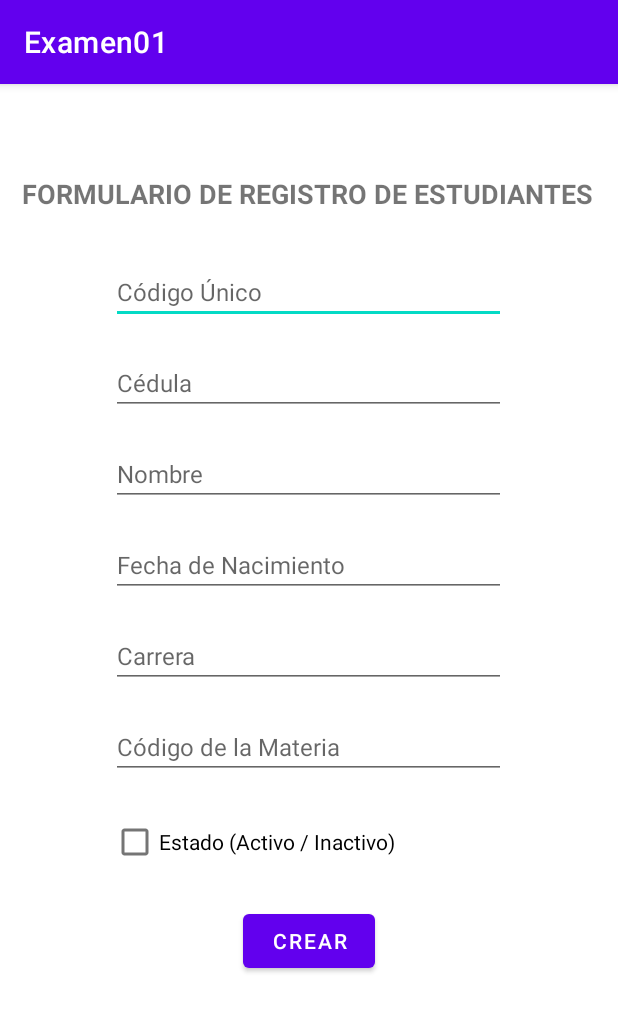
After one commit to 2021-a-moviles-computacion/mov-comp-garcia-cuvi-andres-wladimir, an Android app: the EstudiantesFormularioRegistro screen opened directly, with no data from a screen before it, on a phone screen of 412 x 824 dp. The commit adds this screen. Shown: the top 1012 px of the screen. Run offline under Robolectric (Android 15) with nearby library versions, the phone set to English and light mode, and no system bars.

Commit message:
Exaemen01 - Hasta registrar estudiantes por Base de Datos

```diff
--- a/Examen01/app/src/main/AndroidManifest.xml
+++ b/Examen01/app/src/main/AndroidManifest.xml
@@ -9,8 +9,9 @@
         android:roundIcon="@mipmap/ic_launcher_round"
         android:supportsRtl="true"
         android:theme="@style/Theme.Examen01">
-        <activity android:name=".MateriasFormularioRegistro"></activity>
-        <activity android:name=".MateriasFormularioActualizacion"></activity>
+        <activity android:name=".EstudiantesFormularioRegistro"></activity>
+        <activity android:name=".MateriasFormularioRegistro" />
+        <activity android:name=".MateriasFormularioActualizacion" />
         <activity android:name=".EstudiantesActivity" />
         <activity android:name=".MateriasActivity" />
         <activity android:name=".MainActivity">
--- a/Examen01/app/src/main/java/com/example/examen01/EstudiantesActivity.kt
+++ b/Examen01/app/src/main/java/com/example/examen01/EstudiantesActivity.kt
@@ -1,7 +1,9 @@
 package com.example.examen01
 
+import android.content.Intent
 import androidx.appcompat.app.AppCompatActivity
 import android.os.Bundle
+import android.widget.Button
 import androidx.recyclerview.widget.RecyclerView
 
 class EstudiantesActivity : AppCompatActivity() {
@@ -10,21 +12,31 @@ class EstudiantesActivity : AppCompatActivity() {
         setContentView(R.layout.activity_estudiantes)
 
         var listaEstudiante = arrayListOf<Estudiante>()
-/*
         BaseDeDatos.TablaEstudiante = SQLiteHelper(this)
+        if (BaseDeDatos.TablaEstudiante != null) {
+            listaEstudiante = BaseDeDatos.TablaEstudiante!!.consultaListaEstudiantes()
+        }
 
-
-        if (BaseDeDatos.TablaEstudiante != null) {
-            listaEstudiante = BaseDeDatos.TablaMateria!!.consultaListaEstudiantes()
-        }
-*/
-
-        listaEstudiante.add((Estudiante(1,1,"201620469","1726264961","Andres Garcia","Computacion","1995-05-24",true)))
+//        listaEstudiante.add((Estudiante(1,1,"201620469","1726264961","Andres Garcia","Computacion","1995-05-24",true)))
+//        listaEstudiante.add((Estudiante(1,1,"215046454","1726264953","Daniel Garcia","Musica","1995-05-24",true)))
+//        listaEstudiante.add((Estudiante(1,1,"215046454","1726264953","Daniel Garcia","Musica","1995-05-24",true)))
+//        listaEstudiante.add((Estudiante(1,1,"215046454","1726264953","Daniel Garcia","Musica","1995-05-24",true)))
+//        listaEstudiante.add((Estudiante(1,1,"215046454","1726264953","Daniel Garcia","Musica","1995-05-24",true)))
+//        listaEstudiante.add((Estudiante(1,1,"215046454","1726264953","Jaime  Garcia","Musica","1995-05-24",true)))
 
         val recyclerViewEstudiante = findViewById<RecyclerView>(R.id.rvListaEstudiante)
 
         //Iniciar Recycler View
         iniciarRecyclerView(listaEstudiante,this,recyclerViewEstudiante)
+
+        //     Botón para ir al Formulario de Registro de Estudiantes0
+        val btnIrAFormularioRegistroEstudiante = findViewById<Button>(
+            R.id.btnInsertarEstudiante
+        )
+
+        btnIrAFormularioRegistroEstudiante.setOnClickListener {
+            startActivity(Intent(this,EstudiantesFormularioRegistro::class.java))
+        }
     }
 
 
--- /dev/null
+++ b/Examen01/app/src/main/java/com/example/examen01/EstudiantesFormularioRegistro.kt
@@ -0,0 +1,70 @@
+package com.example.examen01
+
+import android.content.Intent
+import androidx.appcompat.app.AppCompatActivity
+import android.os.Bundle
+import android.util.Log
+import android.widget.Button
+import android.widget.CheckBox
+import android.widget.EditText
+import android.widget.Toast
+
+class EstudiantesFormularioRegistro : AppCompatActivity() {
+    override fun onCreate(savedInstanceState: Bundle?) {
+        super.onCreate(savedInstanceState)
+        setContentView(R.layout.activity_estudiantes_formulario_registro)
+        BaseDeDatos.TablaMateria = SQLiteHelper(this)
+        BaseDeDatos.TablaEstudiante = SQLiteHelper(this)
+        var materiaEncontrada = Materia(0, "", "", 0, "", true)
+
+        //Ingreso de datos
+
+        val editTextCodigoUnico = findViewById<EditText>(R.id.edtxtCodigoEstudiante)
+        val editTextCedula = findViewById<EditText>(R.id.edtxtCedulaEstudiante)
+        val editTextNombre = findViewById<EditText>(R.id.edtxtNombreEstudiante)
+        val editTextCarrera = findViewById<EditText>(R.id.edtxtCarreraEstudiante)
+        val editTextFechaNacimiento = findViewById<EditText>(R.id.edtxtfechaNacimientoEstudiante)
+        val editTexIdMateria = findViewById<EditText>(R.id.edtxtIDMateriaEstudiante)
+        val checkBoxEstadoEstudiante = findViewById<CheckBox>(R.id.checkBoxEstadoEstudiante)
+
+
+
+        //Botón para crear
+        val btnCrearEstudiante = findViewById<Button>(R.id.btnCrearEstudiante)
+        btnCrearEstudiante.setOnClickListener {
+            val busquedaMateria: String = editTexIdMateria.text.toString()
+            if (BaseDeDatos.TablaMateria != null) {
+                materiaEncontrada =
+                    BaseDeDatos.TablaMateria!!.consultarMateriaPorCodigo(busquedaMateria)
+            }
+            if (BaseDeDatos.TablaEstudiante != null) {
+                BaseDeDatos.TablaEstudiante!!.crearEstudianteFormulario(
+                    materiaEncontrada.id,
+                    editTextCodigoUnico.text.toString(),
+                    editTextCedula.text.toString(),
+                    editTextNombre.text.toString(),
+                    editTextCarrera.text.toString(),
+                    editTextFechaNacimiento.text.toString(),
+                    checkBoxEstadoEstudiante.isChecked
+                )
+                abrirActividad(EstudiantesActivity::class.java)
+                val toast = Toast.makeText(this, "Estudiante creado exitosamente", Toast.LENGTH_SHORT).show()
+                Log.i("bdd", "Estudiante creado")
+                this.finish()
+            }
+
+        }
+
+
+    }
+
+    fun abrirActividad(
+        clase: Class<*>
+    ) {
+        val intentExplicito = Intent(
+            this,
+            clase
+        )
+        this.startActivity(intentExplicito);
+    }
+}
--- a/Examen01/app/src/main/java/com/example/examen01/Materia.kt
+++ b/Examen01/app/src/main/java/com/example/examen01/Materia.kt
@@ -4,7 +4,7 @@ import android.os.Parcel
 import android.os.Parcelable
 
 class Materia (
-    val id: Int,
+    var id: Int,
     var codigo: String?,
     var nombre: String?,
     var creditos: Int?,
--- a/Examen01/app/src/main/java/com/example/examen01/MateriasActivity.kt
+++ b/Examen01/app/src/main/java/com/example/examen01/MateriasActivity.kt
@@ -48,7 +48,7 @@ class MateriasActivity : AppCompatActivity() {
         //Contextual Menu
 //        val linearLayoutId: LinearLayoutCompat
 //        linearLayoutId = view.findViewById(R.id.LinearLayoutIdMaterias)
-            registerForContextMenu(recyclerViewMateria)
+     //       registerForContextMenu(recyclerViewMateria)
 
 
     }
--- a/Examen01/app/src/main/java/com/example/examen01/SQLiteHelper.kt
+++ b/Examen01/app/src/main/java/com/example/examen01/SQLiteHelper.kt
@@ -112,7 +112,7 @@ class SQLiteHelper(
 
     fun consultarMateriaPorCodigo(codigo: String): Materia {
         val scriptConsultarMateriaPorCodigo =
-            "SELECT * FROM MATERIA WHERE CODIGOMATERIA = ${codigo}"
+            "SELECT * FROM MATERIA WHERE CODIGOMATERIA = '${codigo}'"
         val baseDatosLectura = readableDatabase
         val resultadoConsultaLectura = baseDatosLectura.rawQuery(
             scriptConsultarMateriaPorCodigo,
@@ -123,6 +123,7 @@ class SQLiteHelper(
         val materiaEncontrada = Materia(0, "", "", 0, "", true)
         if (existeMateria) {
             do {
+                val id = resultadoConsultaLectura.getInt(0) //Columna indice 0 -> ID
                 val codigo = resultadoConsultaLectura.getString(1) //Columna indice 1 -> CODIGO
                 val nombre = resultadoConsultaLectura.getString(2) //Columna indice 2 -> NOMBRE
                 val creditos = resultadoConsultaLectura.getInt(3) //Columna indice 3 -> CREDITOS
@@ -130,6 +131,7 @@ class SQLiteHelper(
                 val estado = (resultadoConsultaLectura.getInt(5)) > 0 //Columna indice 5 -> ESTADO
 
                 if (codigo != null) {
+                    materiaEncontrada.id = id
                     materiaEncontrada.codigo = codigo
                     materiaEncontrada.nombre = nombre
                     materiaEncontrada.creditos = creditos
--- a/Examen01/app/src/main/res/layout/activity_estudiantes.xml
+++ b/Examen01/app/src/main/res/layout/activity_estudiantes.xml
@@ -21,8 +21,8 @@
 
     <androidx.recyclerview.widget.RecyclerView
         android:id="@+id/rvListaEstudiante"
-        android:layout_width="409dp"
-        android:layout_height="585dp"
+        android:layout_width="400dp"
+        android:layout_height="460dp"
         android:layout_marginTop="72dp"
         app:layout_constraintEnd_toEndOf="@+id/textView2Estudiante"
         app:layout_constraintHorizontal_bias="0.497"
--- /dev/null
+++ b/Examen01/app/src/main/res/layout/activity_estudiantes_formulario_registro.xml
@@ -0,0 +1,131 @@
+<?xml version="1.0" encoding="utf-8"?>
+<androidx.constraintlayout.widget.ConstraintLayout xmlns:android="http://schemas.android.com/apk/res/android"
+    xmlns:app="http://schemas.android.com/apk/res-auto"
+    xmlns:tools="http://schemas.android.com/tools"
+    android:layout_width="match_parent"
+    android:layout_height="match_parent"
+    tools:context=".EstudiantesFormularioRegistro">
+
+
+    <TextView
+        android:id="@+id/textView5"
+        android:layout_width="wrap_content"
+        android:layout_height="wrap_content"
+        android:text="FORMULARIO DE REGISTRO DE ESTUDIANTES"
+        android:textSize="18dp"
+        android:textStyle="bold"
+        app:layout_constraintBottom_toBottomOf="parent"
+        app:layout_constraintEnd_toEndOf="parent"
+        app:layout_constraintHorizontal_bias="0.485"
+        app:layout_constraintStart_toStartOf="parent"
+        app:layout_constraintTop_toTopOf="parent"
+        app:layout_constraintVertical_bias="0.082" />
+
+    <EditText
+        android:id="@+id/edtxtCodigoEstudiante"
+        android:layout_width="263dp"
+        android:layout_height="wrap_content"
+        android:layout_marginTop="32dp"
+        android:ems="10"
+        android:hint="Código Único"
+        android:inputType="textPersonName"
+        android:textSize="16sp"
+        app:layout_constraintEnd_toEndOf="@+id/textView5"
+        app:layout_constraintStart_toStartOf="@+id/textView5"
+        app:layout_constraintTop_toBottomOf="@+id/textView5" />
+
+
+    <EditText
+        android:id="@+id/edtxtCedulaEstudiante"
+        android:layout_width="263dp"
+        android:layout_height="wrap_content"
+        android:layout_marginTop="18dp"
+        android:ems="10"
+        android:hint="Cédula"
+        android:inputType="textPersonName"
+        android:textSize="16sp"
+        app:layout_constraintEnd_toEndOf="@+id/edtxtCodigoEstudiante"
+        app:layout_constraintHorizontal_bias="1.0"
+        app:layout_constraintStart_toStartOf="@+id/edtxtCodigoEstudiante"
+        app:layout_constraintTop_toBottomOf="@+id/edtxtCodigoEstudiante" />
+
+    <EditText
+        android:id="@+id/edtxtIDMateriaEstudiante"
+        android:layout_width="263dp"
+        android:layout_height="wrap_content"
+        android:layout_marginTop="18dp"
+        android:ems="10"
+        android:hint="Código de la Materia"
+        android:inputType="text"
+        android:textSize="16sp"
+        app:layout_constraintEnd_toEndOf="@+id/edtxtCarreraEstudiante"
+        app:layout_constraintHorizontal_bias="0.0"
+        app:layout_constraintStart_toStartOf="@+id/edtxtCarreraEstudiante"
+        app:layout_constraintTop_toBottomOf="@+id/edtxtCarreraEstudiante" />
+
+    <EditText
+        android:id="@+id/edtxtCarreraEstudiante"
+        android:layout_width="263dp"
+        android:layout_height="wrap_content"
+        android:layout_marginTop="18dp"
+        android:ems="10"
+        android:hint="Carrera"
+        android:inputType="textPersonName"
+        android:textSize="16sp"
+        app:layout_constraintEnd_toEndOf="@+id/edtxtfechaNacimientoEstudiante"
+        app:layout_constraintHorizontal_bias="1.0"
+        app:layout_constraintStart_toStartOf="@+id/edtxtfechaNacimientoEstudiante"
+        app:layout_constraintTop_toBottomOf="@+id/edtxtfechaNacimientoEstudiante" />
+
+    <EditText
+        android:id="@+id/edtxtfechaNacimientoEstudiante"
+        android:layout_width="263dp"
+        android:layout_height="wrap_content"
+        android:layout_marginTop="18dp"
+        android:ems="10"
+        android:hint="Fecha de Nacimiento"
+        android:inputType="date"
+        android:textSize="16sp"
+        app:layout_constraintEnd_toEndOf="@+id/edtxtNombreEstudiante"
+        app:layout_constraintHorizontal_bias="1.0"
+        app:layout_constraintStart_toStartOf="@+id/edtxtNombreEstudiante"
+        app:layout_constraintTop_toBottomOf="@+id/edtxtNombreEstudiante" />
+
+    <EditText
+        android:id="@+id/edtxtNombreEstudiante"
+        android:layout_width="263dp"
+        android:layout_height="wrap_content"
+        android:layout_marginTop="18dp"
+        android:ems="10"
+        android:hint="Nombre"
+        android:inputType="textPersonName"
+        android:textSize="16sp"
+        app:layout_constraintEnd_toEndOf="@+id/edtxtCedulaEstudiante"
+        app:layout_constraintHorizontal_bias="0.0"
+        app:layout_constraintStart_toStartOf="@+id/edtxtCedulaEstudiante"
+        app:layout_constraintTop_toBottomOf="@+id/edtxtCedulaEstudiante" />
+
+    <CheckBox
+        android:id="@+id/checkBoxEstadoEstudiante"
+        android:layout_width="263dp"
+        android:layout_height="wrap_content"
+        android:layout_marginTop="18dp"
+        android:text="Estado (Activo / Inactivo)"
+        app:layout_constraintEnd_toEndOf="@+id/edtxtIDMateriaEstudiante"
+        app:layout_constraintHorizontal_bias="1.0"
+        app:layout_constraintStart_toStartOf="@+id/edtxtIDMateriaEstudiante"
+        app:layout_constraintTop_toBottomOf="@+id/edtxtIDMateriaEstudiante" />
+
+    <Button
+        android:id="@+id/btnCrearEstudiante"
+        android:layout_width="wrap_content"
+        android:layout_height="wrap_content"
+        android:layout_marginTop="18dp"
+        android:text="CREAR"
+        app:layout_constraintEnd_toEndOf="@+id/checkBoxEstadoEstudiante"
+        app:layout_constraintHorizontal_bias="0.502"
+        app:layout_constraintStart_toStartOf="@+id/checkBoxEstadoEstudiante"
+        app:layout_constraintTop_toBottomOf="@+id/checkBoxEstadoEstudiante" />
+
+
+</androidx.constraintlayout.widget.ConstraintLayout>
--- a/Examen01/app/src/main/res/layout/activity_materias.xml
+++ b/Examen01/app/src/main/res/layout/activity_materias.xml
@@ -21,8 +21,8 @@
 
     <androidx.recyclerview.widget.RecyclerView
         android:id="@+id/rvListaMaterias"
-        android:layout_width="409dp"
-        android:layout_height="585dp"
+        android:layout_width="400dp"
+        android:layout_height="460dp"
         android:layout_marginTop="72dp"
         app:layout_constraintEnd_toEndOf="@+id/textView2"
         app:layout_constraintHorizontal_bias="0.497"
--- a/Examen01/app/src/main/res/layout/activity_materias_formulario_registro.xml
+++ b/Examen01/app/src/main/res/layout/activity_materias_formulario_registro.xml
@@ -15,10 +15,10 @@
         android:textStyle="bold"
         app:layout_constraintBottom_toBottomOf="parent"
         app:layout_constraintEnd_toEndOf="parent"
-        app:layout_constraintHorizontal_bias="0.498"
+        app:layout_constraintHorizontal_bias="0.492"
         app:layout_constraintStart_toStartOf="parent"
         app:layout_constraintTop_toTopOf="parent"
-        app:layout_constraintVertical_bias="0.126" />
+        app:layout_constraintVertical_bias="0.104" />
 
     <EditText
         android:id="@+id/edtxtCodigoMateria"
--- a/Examen01/app/src/main/res/layout/item_list_estudiante.xml
+++ b/Examen01/app/src/main/res/layout/item_list_estudiante.xml
@@ -137,7 +137,7 @@
             android:id="@+id/textView10Estudiante"
             android:layout_width="wrap_content"
             android:layout_height="wrap_content"
-            android:text="Carrera: "
+            android:text="Fecha de Nacimiento: "
             android:textStyle="bold" />
 
         <TextView
```
Also changed, not shown: Examen01/app/src/main/java/com/example/examen01/MateriasFormularioRegistro.kt (line endings or trailing spaces).
